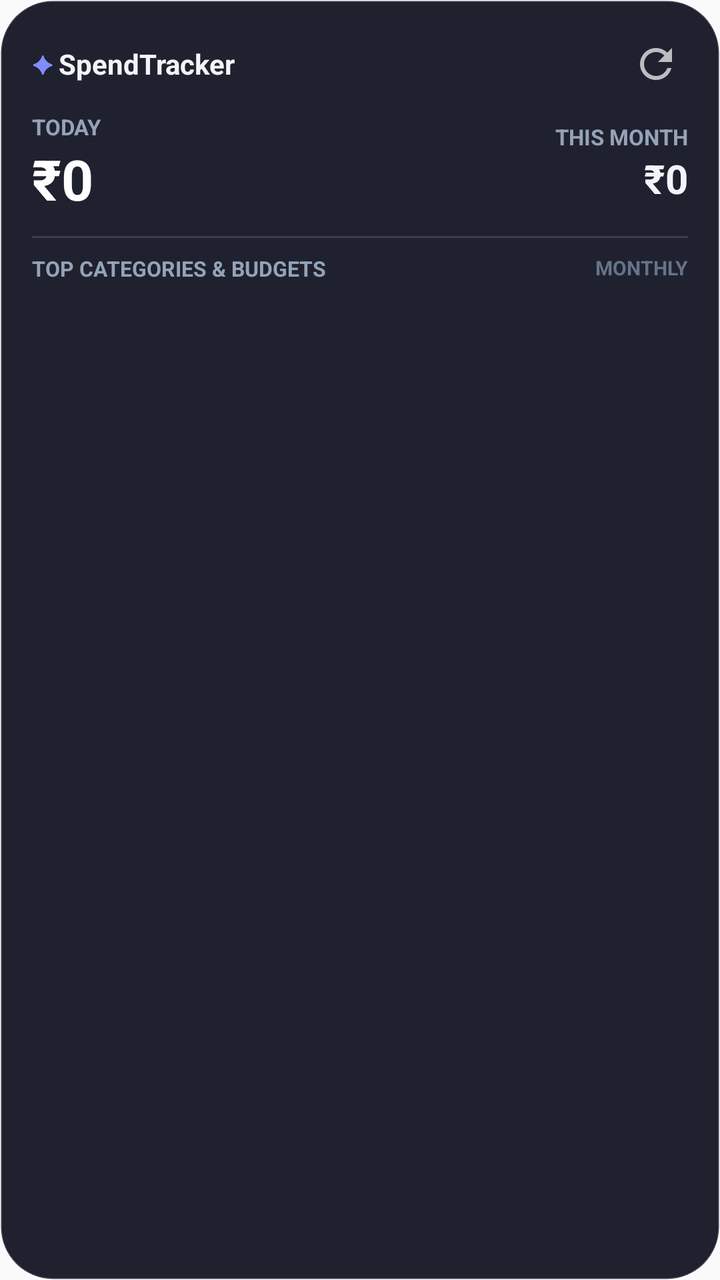
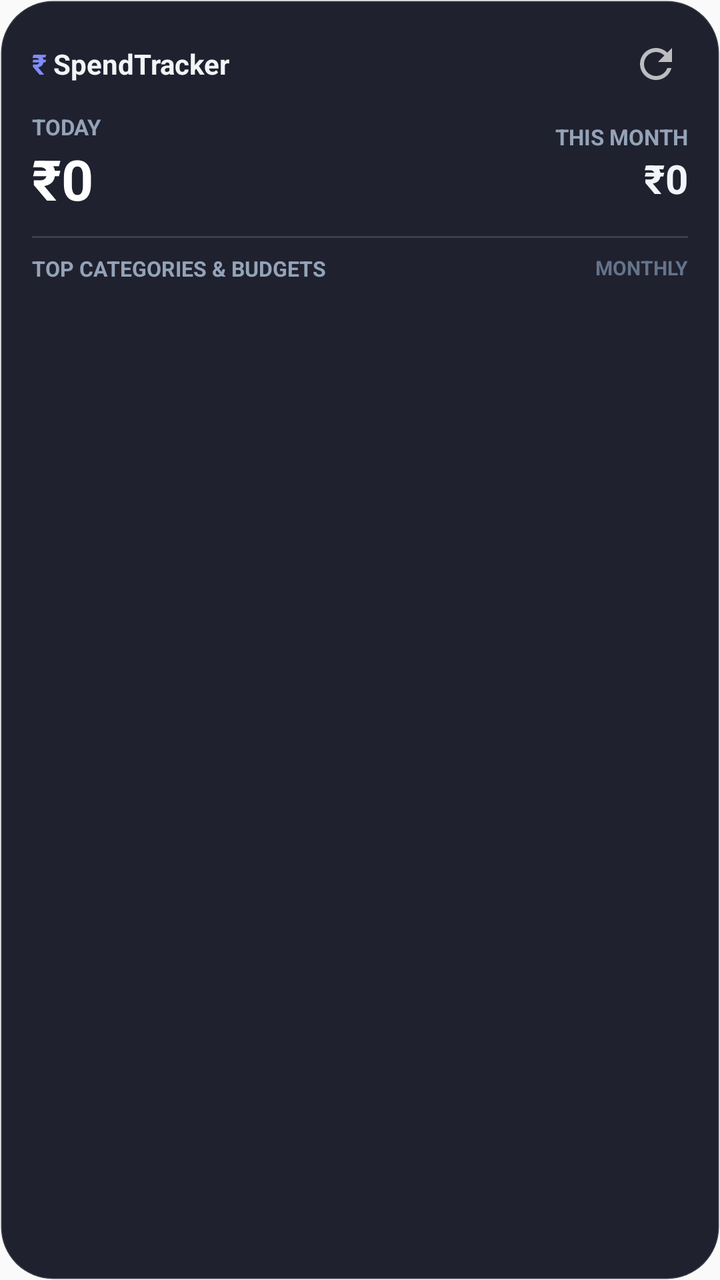

The first picture is an Android layout as it rendered before a commit; the second is the same layout after the commit. The layout source and the unified diff follow.
<!-- AndroidManifest.xml: application theme Theme.SpendTracker -->
<!-- res/layout/widget_spend_tracker.xml -->
<?xml version="1.0" encoding="utf-8"?>
<LinearLayout
    xmlns:android="http://schemas.android.com/apk/res/android"
    android:id="@+id/widget_root"
    android:layout_width="match_parent"
    android:layout_height="match_parent"
    android:orientation="vertical"
    android:padding="16dp"
    android:background="@drawable/widget_background">

    
    <RelativeLayout
        android:layout_width="match_parent"
        android:layout_height="wrap_content"
        android:layout_marginBottom="8dp">

        <LinearLayout
            android:layout_width="wrap_content"
            android:layout_height="wrap_content"
            android:layout_alignParentStart="true"
            android:layout_centerVertical="true"
            android:orientation="horizontal"
            android:gravity="center_vertical">

            <TextView
                android:layout_width="wrap_content"
                android:layout_height="wrap_content"
                android:text="✦ "
                android:textColor="#818CF8"
                android:textSize="12sp"
                android:textStyle="bold" />

            <TextView
                android:id="@+id/widget_title"
                android:layout_width="wrap_content"
                android:layout_height="wrap_content"
                android:text="SpendTracker"
                android:textColor="#F3F4F6"
                android:textSize="14sp"
                android:textStyle="bold" />

        </LinearLayout>

        <ImageButton
            android:id="@+id/widget_refresh_button"
            android:layout_width="32dp"
            android:layout_height="32dp"
            android:layout_alignParentEnd="true"
            android:layout_centerVertical="true"
            android:background="@android:color/transparent"
            android:contentDescription="Refresh"
            android:src="@drawable/ic_refresh"
            android:scaleType="centerInside"
            android:padding="4dp" />

    </RelativeLayout>

    
    <LinearLayout
        android:layout_width="match_parent"
        android:layout_height="wrap_content"
        android:orientation="horizontal"
        android:gravity="center_vertical"
        android:layout_marginBottom="10dp">

        <LinearLayout
            android:layout_width="0dp"
            android:layout_height="wrap_content"
            android:layout_weight="1"
            android:orientation="vertical">

            <TextView
                android:layout_width="wrap_content"
                android:layout_height="wrap_content"
                android:text="TODAY"
                android:textColor="#94A3B8"
                android:textSize="11sp"
                android:textStyle="bold" />

            <TextView
                android:id="@+id/widget_today_amount"
                android:layout_width="wrap_content"
                android:layout_height="wrap_content"
                android:text="₹0"
                android:textColor="#FFFFFF"
                android:textSize="28sp"
                android:textStyle="bold" />

        </LinearLayout>

        <LinearLayout
            android:layout_width="wrap_content"
            android:layout_height="wrap_content"
            android:orientation="vertical"
            android:gravity="end">

            <TextView
                android:layout_width="wrap_content"
                android:layout_height="wrap_content"
                android:text="THIS MONTH"
                android:textColor="#94A3B8"
                android:textSize="11sp"
                android:textStyle="bold" />

            <TextView
                android:id="@+id/widget_month_amount"
                android:layout_width="wrap_content"
                android:layout_height="wrap_content"
                android:text="₹0"
                android:textColor="#F1F5F9"
                android:textSize="20sp"
                android:textStyle="bold" />

        </LinearLayout>

    </LinearLayout>

    
    <FrameLayout
        android:layout_width="match_parent"
        android:layout_height="1dp"
        android:background="#22FFFFFF"
        android:layout_marginBottom="8dp" />

    
    <RelativeLayout
        android:layout_width="match_parent"
        android:layout_height="wrap_content"
        android:layout_marginBottom="8dp">

        <TextView
            android:id="@+id/widget_section_label"
            android:layout_width="wrap_content"
            android:layout_height="wrap_content"
            android:layout_alignParentStart="true"
            android:text="TOP CATEGORIES &amp; BUDGETS"
            android:textColor="#94A3B8"
            android:textSize="10.5sp"
            android:textStyle="bold" />

        <TextView
            android:id="@+id/widget_status_label"
            android:layout_width="wrap_content"
            android:layout_height="wrap_content"
            android:layout_alignParentEnd="true"
            android:text="MONTHLY"
            android:textColor="#64748B"
            android:textSize="10sp"
            android:textStyle="bold" />

    </RelativeLayout>

    
    <LinearLayout
        android:id="@+id/widget_cat1_row"
        android:layout_width="match_parent"
        android:layout_height="wrap_content"
        android:orientation="vertical"
        android:layout_marginBottom="9dp"
        android:visibility="gone">

        <RelativeLayout
            android:layout_width="match_parent"
            android:layout_height="wrap_content"
            android:layout_marginBottom="4dp">

            <TextView
                android:id="@+id/widget_cat1_amount"
                android:layout_width="wrap_content"
                android:layout_height="wrap_content"
                android:layout_alignParentEnd="true"
                android:textColor="#FFFFFF"
                android:textSize="12.5sp"
                android:textStyle="bold"
                android:singleLine="true" />

            <TextView
                android:id="@+id/widget_cat1_name"
                android:layout_width="match_parent"
                android:layout_height="wrap_content"
                android:layout_alignParentStart="true"
                android:layout_toStartOf="@+id/widget_cat1_amount"
                android:layout_marginEnd="6dp"
                android:textColor="#F3F4F6"
                android:textSize="13.5sp"
                android:textStyle="bold"
                android:ellipsize="end"
                android:singleLine="true" />

        </RelativeLayout>

        <FrameLayout
            android:layout_width="match_parent"
            android:layout_height="7dp">

            <ProgressBar
                android:id="@+id/widget_cat1_progress"
                style="?android:attr/progressBarStyleHorizontal"
                android:layout_width="match_parent"
                android:layout_height="7dp"
                android:max="100"
                android:progress="0"
                android:progressDrawable="@drawable/widget_progress_bar_1" />

            <ProgressBar
                android:id="@+id/widget_cat1_progress_alert"
                style="?android:attr/progressBarStyleHorizontal"
                android:layout_width="match_parent"
                android:layout_height="7dp"
                android:max="100"
                android:progress="100"
                android:progressDrawable="@drawable/widget_progress_bar_alert"
                android:visibility="gone" />

        </FrameLayout>

    </LinearLayout>

    
    <LinearLayout
        android:id="@+id/widget_cat2_row"
        android:layout_width="match_parent"
        android:layout_height="wrap_content"
        android:orientation="vertical"
        android:layout_marginBottom="9dp"
        android:visibility="gone">

        <RelativeLayout
            android:layout_width="match_parent"
            android:layout_height="wrap_content"
            android:layout_marginBottom="4dp">

            <TextView
                android:id="@+id/widget_cat2_amount"
                android:layout_width="wrap_content"
                android:layout_height="wrap_content"
                android:layout_alignParentEnd="true"
                android:textColor="#FFFFFF"
                android:textSize="12.5sp"
                android:textStyle="bold"
                android:singleLine="true" />

            <TextView
                android:id="@+id/widget_cat2_name"
                android:layout_width="match_parent"
                android:layout_height="wrap_content"
                android:layout_alignParentStart="true"
                android:layout_toStartOf="@+id/widget_cat2_amount"
                android:layout_marginEnd="6dp"
                android:textColor="#F3F4F6"
                android:textSize="13.5sp"
                android:textStyle="bold"
                android:ellipsize="end"
                android:singleLine="true" />

        </RelativeLayout>

        <FrameLayout
            android:layout_width="match_parent"
            android:layout_height="7dp">

            <ProgressBar
                android:id="@+id/widget_cat2_progress"
                style="?android:attr/progressBarStyleHorizontal"
                android:layout_width="match_parent"
                android:layout_height="7dp"
                android:max="100"
                android:progress="0"
                android:progressDrawable="@drawable/widget_progress_bar_2" />

            <ProgressBar
                android:id="@+id/widget_cat2_progress_alert"
                style="?android:attr/progressBarStyleHorizontal"
                android:layout_width="match_parent"
                android:layout_height="7dp"
                android:max="100"
                android:progress="100"
                android:progressDrawable="@drawable/widget_progress_bar_alert"
                android:visibility="gone" />

        </FrameLayout>

    </LinearLayout>

    
    <LinearLayout
        android:id="@+id/widget_cat3_row"
        android:layout_width="match_parent"
        android:layout_height="wrap_content"
        android:orientation="vertical"
        android:layout_marginBottom="9dp"
        android:visibility="gone">

        <RelativeLayout
            android:layout_width="match_parent"
            android:layout_height="wrap_content"
            android:layout_marginBottom="4dp">

            <TextView
                android:id="@+id/widget_cat3_amount"
                android:layout_width="wrap_content"
                android:layout_height="wrap_content"
                android:layout_alignParentEnd="true"
                android:textColor="#FFFFFF"
                android:textSize="12.5sp"
                android:textStyle="bold"
                android:singleLine="true" />

            <TextView
                android:id="@+id/widget_cat3_name"
                android:layout_width="match_parent"
                android:layout_height="wrap_content"
                android:layout_alignParentStart="true"
                android:layout_toStartOf="@+id/widget_cat3_amount"
                android:layout_marginEnd="6dp"
                android:textColor="#F3F4F6"
                android:textSize="13.5sp"
                android:textStyle="bold"
                android:ellipsize="end"
                android:singleLine="true" />

        </RelativeLayout>

        <FrameLayout
            android:layout_width="match_parent"
            android:layout_height="7dp">

            <ProgressBar
                android:id="@+id/widget_cat3_progress"
                style="?android:attr/progressBarStyleHorizontal"
                android:layout_width="match_parent"
                android:layout_height="7dp"
                android:max="100"
                android:progress="0"
                android:progressDrawable="@drawable/widget_progress_bar_3" />

            <ProgressBar
                android:id="@+id/widget_cat3_progress_alert"
                style="?android:attr/progressBarStyleHorizontal"
                android:layout_width="match_parent"
                android:layout_height="7dp"
                android:max="100"
                android:progress="100"
                android:progressDrawable="@drawable/widget_progress_bar_alert"
                android:visibility="gone" />

        </FrameLayout>

    </LinearLayout>

    
    <LinearLayout
        android:id="@+id/widget_cat4_row"
        android:layout_width="match_parent"
        android:layout_height="wrap_content"
        android:orientation="vertical"
        android:layout_marginBottom="4dp"
        android:visibility="gone">

        <RelativeLayout
            android:layout_width="match_parent"
            android:layout_height="wrap_content"
            android:layout_marginBottom="4dp">

            <TextView
                android:id="@+id/widget_cat4_amount"
                android:layout_width="wrap_content"
                android:layout_height="wrap_content"
                android:layout_alignParentEnd="true"
                android:textColor="#FFFFFF"
                android:textSize="12.5sp"
                android:textStyle="bold"
                android:singleLine="true" />

            <TextView
                android:id="@+id/widget_cat4_name"
                android:layout_width="match_parent"
                android:layout_height="wrap_content"
                android:layout_alignParentStart="true"
                android:layout_toStartOf="@+id/widget_cat4_amount"
                android:layout_marginEnd="6dp"
                android:textColor="#F3F4F6"
                android:textSize="13.5sp"
                android:textStyle="bold"
                android:ellipsize="end"
                android:singleLine="true" />

        </RelativeLayout>

        <FrameLayout
            android:layout_width="match_parent"
            android:layout_height="7dp">

            <ProgressBar
                android:id="@+id/widget_cat4_progress"
                style="?android:attr/progressBarStyleHorizontal"
                android:layout_width="match_parent"
                android:layout_height="7dp"
                android:max="100"
                android:progress="0"
                android:progressDrawable="@drawable/widget_progress_bar_4" />

            <ProgressBar
                android:id="@+id/widget_cat4_progress_alert"
                style="?android:attr/progressBarStyleHorizontal"
                android:layout_width="match_parent"
                android:layout_height="7dp"
                android:max="100"
                android:progress="100"
                android:progressDrawable="@drawable/widget_progress_bar_alert"
                android:visibility="gone" />

        </FrameLayout>

    </LinearLayout>

    
    <TextView
        android:id="@+id/widget_no_cats"
        android:layout_width="match_parent"
        android:layout_height="wrap_content"
        android:text="No categorized spend or budgets yet"
        android:textColor="#64748B"
        android:textSize="13sp"
        android:gravity="center"
        android:paddingTop="12dp"
        android:paddingBottom="6dp"
        android:visibility="gone" />

</LinearLayout>
<!-- resources referenced by this layout -->
<resources>
  <!-- drawable ic_refresh (drawable) -->
  <vector xmlns:android="http://schemas.android.com/apk/res/android"
      android:width="24dp"
      android:height="24dp"
      android:viewportWidth="24"
      android:viewportHeight="24">
      <path
          android:fillColor="#B3FFFFFF"
          android:pathData="M17.65,6.35C16.2,4.9 14.21,4 12,4c-4.42,0 -7.99,3.58 -7.99,8s3.57,8 7.99,8c3.73,0 6.84,-2.55 7.73,-6h-2.08c-0.82,2.33 -3.04,4 -5.65,4 -3.31,0 -6,-2.69 -6,-6s2.69,-6 6,-6c1.66,0 3.14,0.69 4.22,1.78L13,11h7V4l-2.35,2.35z"/>
  </vector>
  <!-- drawable widget_background (drawable) -->
  <?xml version="1.0" encoding="utf-8"?>
  <shape xmlns:android="http://schemas.android.com/apk/res/android"
      android:shape="rectangle">
      <solid android:color="#F0131422" />
      <stroke android:width="1dp" android:color="#26FFFFFF" />
      <corners android:radius="26dp" />
  </shape>
  <!-- drawable widget_progress_bar_1 (drawable) -->
  <?xml version="1.0" encoding="utf-8"?>
  <layer-list xmlns:android="http://schemas.android.com/apk/res/android">
      <item android:id="@android:id/background">
          <shape android:shape="rectangle">
              <corners android:radius="4dp" />
              <solid android:color="#20FFFFFF" />
          </shape>
      </item>
      <item android:id="@android:id/progress">
          <clip>
              <shape android:shape="rectangle">
                  <corners android:radius="4dp" />
                  <solid android:color="#818CF8" />
              </shape>
          </clip>
      </item>
  </layer-list>
  <!-- drawable widget_progress_bar_2 (drawable) -->
  <?xml version="1.0" encoding="utf-8"?>
  <layer-list xmlns:android="http://schemas.android.com/apk/res/android">
      <item android:id="@android:id/background">
          <shape android:shape="rectangle">
              <corners android:radius="4dp" />
              <solid android:color="#20FFFFFF" />
          </shape>
      </item>
      <item android:id="@android:id/progress">
          <clip>
              <shape android:shape="rectangle">
                  <corners android:radius="4dp" />
                  <solid android:color="#2DD4BF" />
              </shape>
          </clip>
      </item>
  </layer-list>
  <!-- drawable widget_progress_bar_3 (drawable) -->
  <?xml version="1.0" encoding="utf-8"?>
  <layer-list xmlns:android="http://schemas.android.com/apk/res/android">
      <item android:id="@android:id/background">
          <shape android:shape="rectangle">
              <corners android:radius="4dp" />
              <solid android:color="#20FFFFFF" />
          </shape>
      </item>
      <item android:id="@android:id/progress">
          <clip>
              <shape android:shape="rectangle">
                  <corners android:radius="4dp" />
                  <solid android:color="#FBBF24" />
              </shape>
          </clip>
      </item>
  </layer-list>
  <!-- drawable widget_progress_bar_4 (drawable) -->
  <?xml version="1.0" encoding="utf-8"?>
  <layer-list xmlns:android="http://schemas.android.com/apk/res/android">
      <item android:id="@android:id/background">
          <shape android:shape="rectangle">
              <corners android:radius="4dp" />
              <solid android:color="#20FFFFFF" />
          </shape>
      </item>
      <item android:id="@android:id/progress">
          <clip>
              <shape android:shape="rectangle">
                  <corners android:radius="4dp" />
                  <solid android:color="#F472B6" />
              </shape>
          </clip>
      </item>
  </layer-list>
  <style name="Theme.SpendTracker" parent="android:Theme.Material.Light.NoActionBar" />
  <!-- unchanged entries left out for length: 1 -->
</resources>

<!-- the commit's change to res/layout/widget_spend_tracker.xml (unified diff, before → after) -->
@@ -25,9 +25,9 @@
             <TextView
                 android:layout_width="wrap_content"
                 android:layout_height="wrap_content"
-                android:text="✦ "
+                android:text="₹ "
                 android:textColor="#818CF8"
-                android:textSize="12sp"
+                android:textSize="14sp"
                 android:textStyle="bold" />
 
             <TextView
